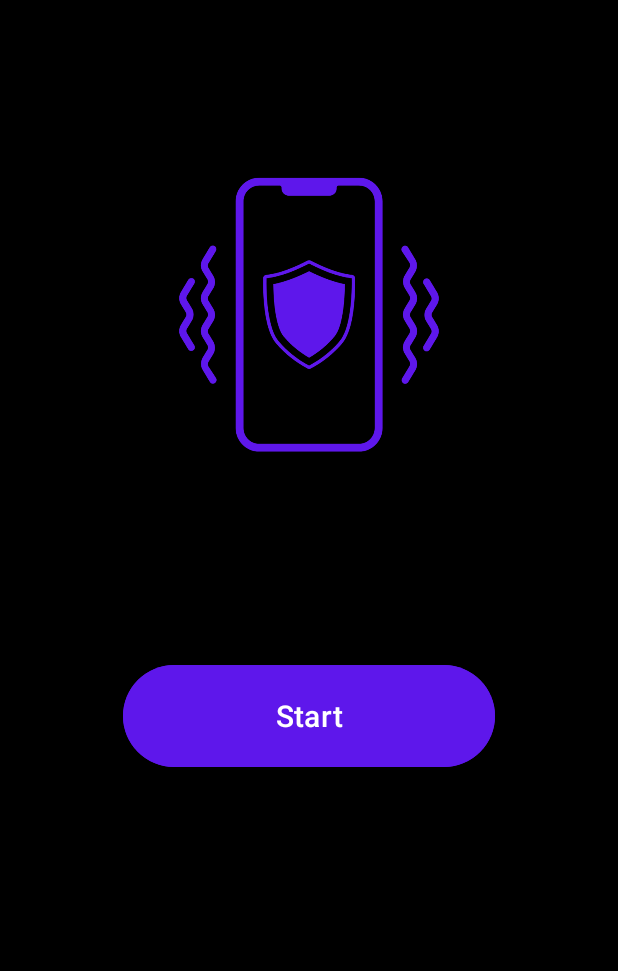
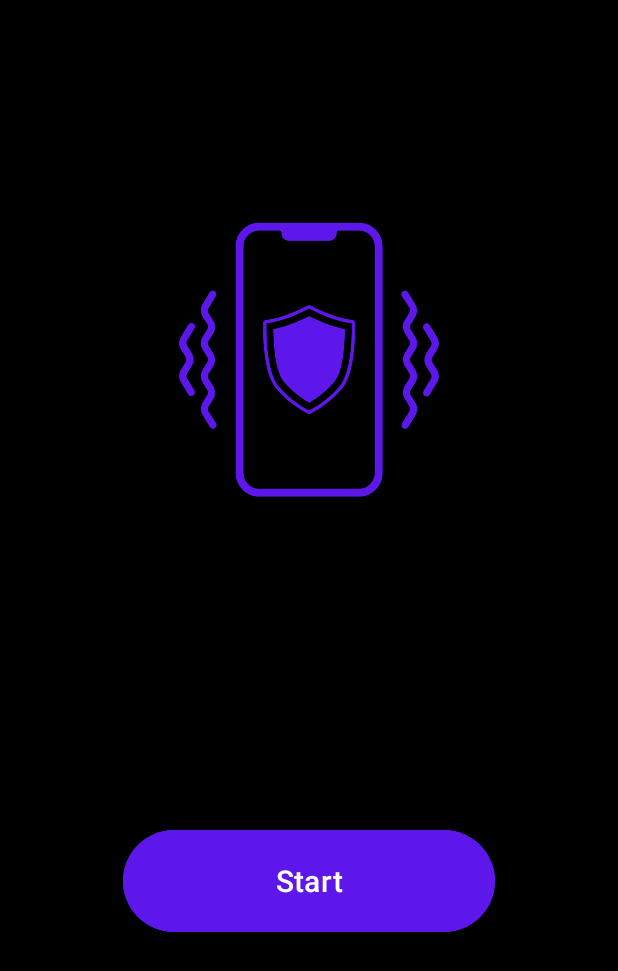
Before and after one commit to yashbim/pocket-guard, an Android app: the screen it shows after launch (MainActivity), on a phone screen of 412 x 824 dp. Shown: the top 971 px of the screen. Run offline under Robolectric (Android 15) with nearby library versions, the phone set to English and light mode, and no system bars.

Commit message:
Modified element locations

```diff
--- a/app/src/main/res/layout/home_screen.xml
+++ b/app/src/main/res/layout/home_screen.xml
@@ -14,7 +14,7 @@
         android:layout_height="299dp"
         android:src="@drawable/pocketguardblack"
         android:layout_gravity="center_horizontal"
-        android:layout_marginTop="70dp"
+        android:layout_marginTop="100dp"
        android:layout_marginBottom="0dp"/>
 
     <Button
@@ -22,7 +22,7 @@
         android:layout_width="248dp"
         android:layout_height="76dp"
         android:layout_gravity="center_horizontal"
-        android:layout_marginTop="70dp"
+        android:layout_marginTop="150dp"
         android:layout_marginBottom="50dp"
         android:backgroundTint="#5E17EB"
         android:text="Start"
@@ -30,5 +30,4 @@
         android:textSize="20sp" />
 
 
-
 </LinearLayout>
```
